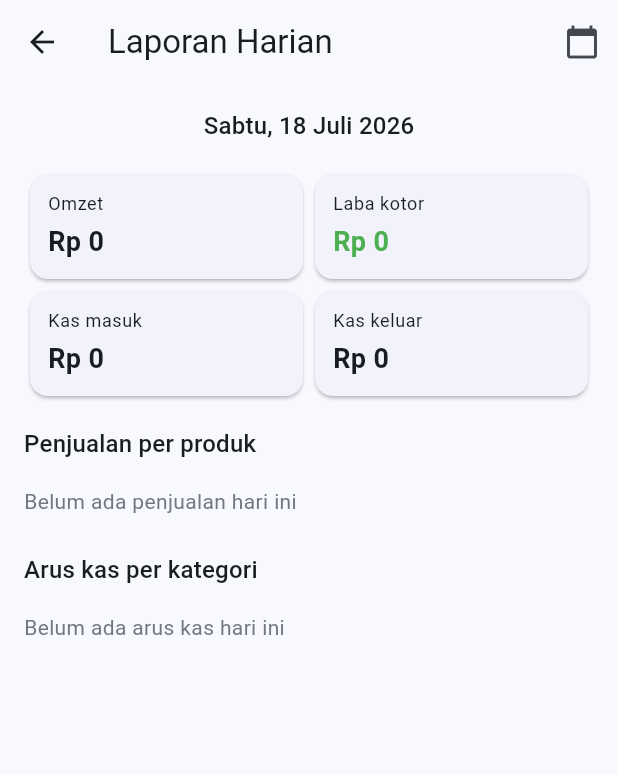
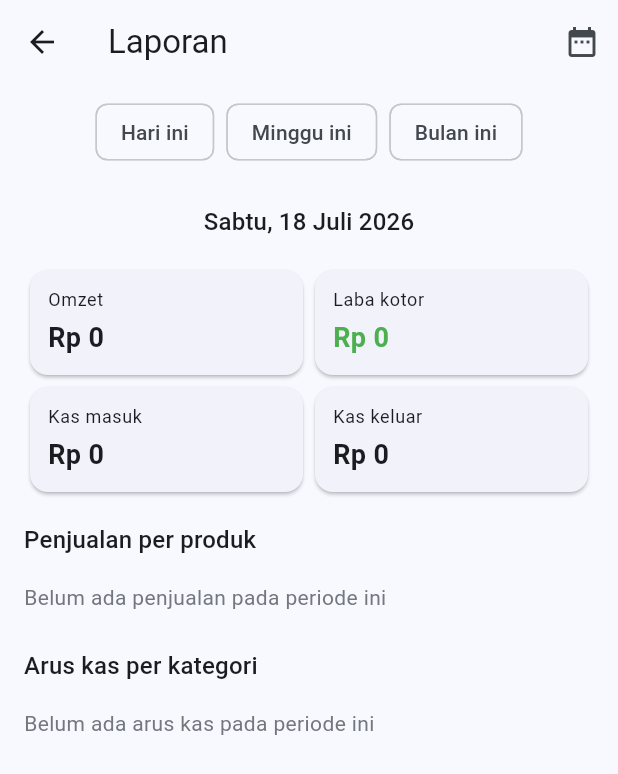
Before and after one commit to nandawperdana/amdk_pos, a Flutter app: the DailyReportScreen screen opened directly, on a phone screen of 412 x 824 dp. Shown: the top 774 px of the screen. Run offline on Flutter 3.47's test engine with Material 3 defaults, Android fonts, the phone set to English and light mode, and no system bars; our stand-ins replace drift, drift_flutter, flutter_riverpod, shared_preferences, supabase_flutter; accounts and stored records are empty; generated files the repository leaves out were written again.

Commit message:
feat(fase2): laba-rugi & arus kas periode (lintas hari/minggu/bulan)
ReportsService.dailySummary/dailyReport jadi wrapper tipis atas
periodSummary/periodReport(start, end) — logic sama, cuma rentang tanggal
digeneralisasi. Tanpa duplikasi.

daily_report_screen.dart (kini generik "Laporan"): preset chip Hari ini/
Minggu ini/Bulan ini + date-range picker custom. Judul otomatis ganti
format single-day vs rentang.

Verified emulator: Minggu ini & Bulan ini agregasi benar lintas transaksi
(omzet, laba, kas masuk/keluar, breakdown per produk & kategori kas semua
konsisten). Tes baru: periodReport lintas hari vs dailyReport tetap
single-day (19 tes total).

Co-Authored-By: Claude Sonnet 5 <noreply@anthropic.com>

```diff
--- a/lib/ui/daily_report_screen.dart
+++ b/lib/ui/daily_report_screen.dart
@@ -6,17 +6,34 @@ import '../domain/services/reports_service.dart';
 import '../main.dart';
 import 'pos_screen.dart' show rupiah;
 
-final _selectedDayProvider = StateProvider<DateTime>((ref) {
-  final now = DateTime.now();
-  return DateTime(now.year, now.month, now.day);
+/// A reporting period: [start, endInclusive] — both normalized to midnight.
+/// A single day has start == endInclusive.
+class ReportRange {
+  final DateTime start;
+  final DateTime endInclusive;
+  const ReportRange(this.start, this.endInclusive);
+
+  factory ReportRange.singleDay(DateTime day) {
+    final d = DateTime(day.year, day.month, day.day);
+    return ReportRange(d, d);
+  }
+
+  DateTime get endExclusive => endInclusive.add(const Duration(days: 1));
+  bool get isSingleDay => start == endInclusive;
+}
+
+final _selectedRangeProvider =
+    StateProvider<ReportRange>((ref) => ReportRange.singleDay(DateTime.now()));
+
+final _reportProvider = FutureProvider.autoDispose<DailyReport>((ref) {
+  final range = ref.watch(_selectedRangeProvider);
+  return ref
+      .watch(reportsServiceProvider)
+      .periodReport(range.start, range.endExclusive);
 });
 
-final _reportProvider = FutureProvider.autoDispose<DailyReport>((ref) {
-  final day = ref.watch(_selectedDayProvider);
-  return ref.watch(reportsServiceProvider).dailyReport(day);
-});
-
-final _dateFormat = DateFormat('EEEE, d MMMM yyyy', 'id_ID');
+final _dayFormat = DateFormat('EEEE, d MMMM yyyy', 'id_ID');
+final _shortDayFormat = DateFormat('d MMM yyyy', 'id_ID');
 
 /// Cash category value → friendly Indonesian label for the owner.
 const _categoryLabel = {
@@ -34,53 +51,103 @@ const _categoryLabel = {
 class DailyReportScreen extends ConsumerWidget {
   const DailyReportScreen({super.key});
 
-  Future<void> _pickDate(BuildContext context, WidgetRef ref) async {
-    final current = ref.read(_selectedDayProvider);
-    final picked = await showDatePicker(
+  static DateTime _mondayOf(DateTime day) =>
+      DateTime(day.year, day.month, day.day - (day.weekday - 1));
+
+  void _pickPreset(WidgetRef ref, String preset) {
+    final now = DateTime.now();
+    final today = DateTime(now.year, now.month, now.day);
+    final range = switch (preset) {
+      'today' => ReportRange.singleDay(today),
+      'week' => ReportRange(_mondayOf(today), today),
+      'month' => ReportRange(DateTime(today.year, today.month, 1), today),
+      _ => ReportRange.singleDay(today),
+    };
+    ref.read(_selectedRangeProvider.notifier).state = range;
+  }
+
+  Future<void> _pickCustomRange(BuildContext context, WidgetRef ref) async {
+    final current = ref.read(_selectedRangeProvider);
+    final picked = await showDateRangePicker(
       context: context,
-      initialDate: current,
+      initialDateRange:
+          DateTimeRange(start: current.start, end: current.endInclusive),
       firstDate: DateTime(2024),
       lastDate: DateTime.now(),
       locale: const Locale('id', 'ID'),
     );
     if (picked != null) {
-      ref.read(_selectedDayProvider.notifier).state =
-          DateTime(picked.year, picked.month, picked.day);
+      ref.read(_selectedRangeProvider.notifier).state = ReportRange(
+        DateTime(picked.start.year, picked.start.month, picked.start.day),
+        DateTime(picked.end.year, picked.end.month, picked.end.day),
+      );
     }
   }
 
   @override
   Widget build(BuildContext context, WidgetRef ref) {
-    final day = ref.watch(_selectedDayProvider);
+    final range = ref.watch(_selectedRangeProvider);
     final report = ref.watch(_reportProvider);
 
     return Scaffold(
       appBar: AppBar(
-        title: const Text('Laporan Harian'),
+        title: const Text('Laporan'),
         actions: [
           IconButton(
-            icon: const Icon(Icons.calendar_today),
-            tooltip: 'Pilih tanggal',
-            onPressed: () => _pickDate(context, ref),
+            icon: const Icon(Icons.date_range),
+            tooltip: 'Pilih rentang tanggal',
+            onPressed: () => _pickCustomRange(context, ref),
           ),
         ],
       ),
-      body: report.when(
+      body: Column(
+        children: [
+          Padding(
+            padding: const EdgeInsets.symmetric(horizontal: 12, vertical: 8),
+            child: Wrap(
+              spacing: 8,
+              children: [
+                ChoiceChip(
+                  label: const Text('Hari ini'),
+                  selected: false,
+                  onSelected: (_) => _pickPreset(ref, 'today'),
+                ),
+                ChoiceChip(
+                  label: const Text('Minggu ini'),
+                  selected: false,
+                  onSelected: (_) => _pickPreset(ref, 'week'),
+                ),
+                ChoiceChip(
+                  label: const Text('Bulan ini'),
+                  selected: false,
+                  onSelected: (_) => _pickPreset(ref, 'month'),
+                ),
+              ],
+            ),
+          ),
+          Expanded(
+            child: report.when(
               loading: () => const Center(child: CircularProgressIndicator()),
               error: (e, _) => Center(child: Text('Gagal memuat: $e')),
               data: (r) => ListView(
                 padding: const EdgeInsets.all(16),
                 children: [
                   Center(
-              child: Text(_dateFormat.format(day),
-                  style: Theme.of(context).textTheme.titleMedium),
+                    child: Text(
+                      range.isSingleDay
+                          ? _dayFormat.format(range.start)
+                          : '${_shortDayFormat.format(range.start)} '
+                              '– ${_shortDayFormat.format(range.endInclusive)}',
+                      style: Theme.of(context).textTheme.titleMedium,
+                      textAlign: TextAlign.center,
+                    ),
                   ),
                   const SizedBox(height: 16),
                   _summaryCards(context, r.summary),
                   const SizedBox(height: 16),
                   _section(context, 'Penjualan per produk'),
                   if (r.byProduct.isEmpty)
-              const _EmptyRow('Belum ada penjualan hari ini')
+                    const _EmptyRow('Belum ada penjualan pada periode ini')
                   else
                     ...r.byProduct.map((p) => Card(
                           child: ListTile(
@@ -89,17 +156,19 @@ class DailyReportScreen extends ConsumerWidget {
                                 '${rupiah.format(p.profit)}'),
                             trailing: Text(rupiah.format(p.revenue),
                                 style: const TextStyle(
-                              fontSize: 16, fontWeight: FontWeight.w600)),
+                                    fontSize: 16,
+                                    fontWeight: FontWeight.w600)),
                           ),
                         )),
                   const SizedBox(height: 16),
                   _section(context, 'Arus kas per kategori'),
                   if (r.byCategory.isEmpty)
-              const _EmptyRow('Belum ada arus kas hari ini')
+                    const _EmptyRow('Belum ada arus kas pada periode ini')
                   else
                     ...r.byCategory.map((c) => Card(
                           child: ListTile(
-                      title: Text(_categoryLabel[c.category] ?? c.category),
+                            title:
+                                Text(_categoryLabel[c.category] ?? c.category),
                             subtitle: Text(
                                 'masuk ${rupiah.format(c.inflow)} · '
                                 'keluar ${rupiah.format(c.outflow)}'),
@@ -115,6 +184,9 @@ class DailyReportScreen extends ConsumerWidget {
                         )),
                 ],
               ),
+            ),
+          ),
+        ],
       ),
     );
   }
--- a/lib/ui/owner_screen.dart
+++ b/lib/ui/owner_screen.dart
@@ -28,7 +28,7 @@ class OwnerScreen extends ConsumerWidget {
         actions: [
           IconButton(
             icon: const Icon(Icons.event_note),
-            tooltip: 'Laporan Harian',
+            tooltip: 'Laporan',
             onPressed: () => Navigator.push(context,
                 MaterialPageRoute(builder: (_) => const DailyReportScreen())),
           ),
```
Also changed, not shown: lib/domain/services/reports_service.dart (+19 -12 lines), 1 other file. Lines whose indentation alone changed are shown as unchanged.
